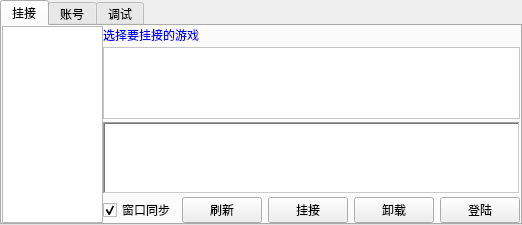
Above: MLAssist/AttachGameWnd.ui from HBACC0005240/MLAssist before the change. Below: the same form after it.
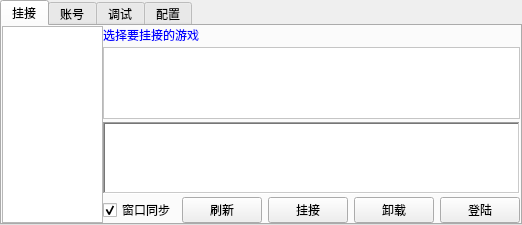
That is the form after the change. Custom widgets are drawn as their Qt base class.

```diff
--- a/MLAssist/AttachGameWnd.ui
+++ b/MLAssist/AttachGameWnd.ui
@@ -196,6 +196,11 @@
        <string>调试</string>
       </attribute>
      </widget>
+     <widget class="GameSysCfgWgt" name="sysCfgWgt">
+      <attribute name="title">
+       <string>配置</string>
+      </attribute>
+     </widget>
     </widget>
    </item>
   </layout>
@@ -214,6 +219,12 @@
    <header>GameDebugWgt.h</header>
    <container>1</container>
   </customwidget>
+  <customwidget>
+   <class>GameSysCfgWgt</class>
+   <extends>QWidget</extends>
+   <header>GameSysCfgWgt.h</header>
+   <container>1</container>
+  </customwidget>
  </customwidgets>
  <resources/>
  <connections/>
```
